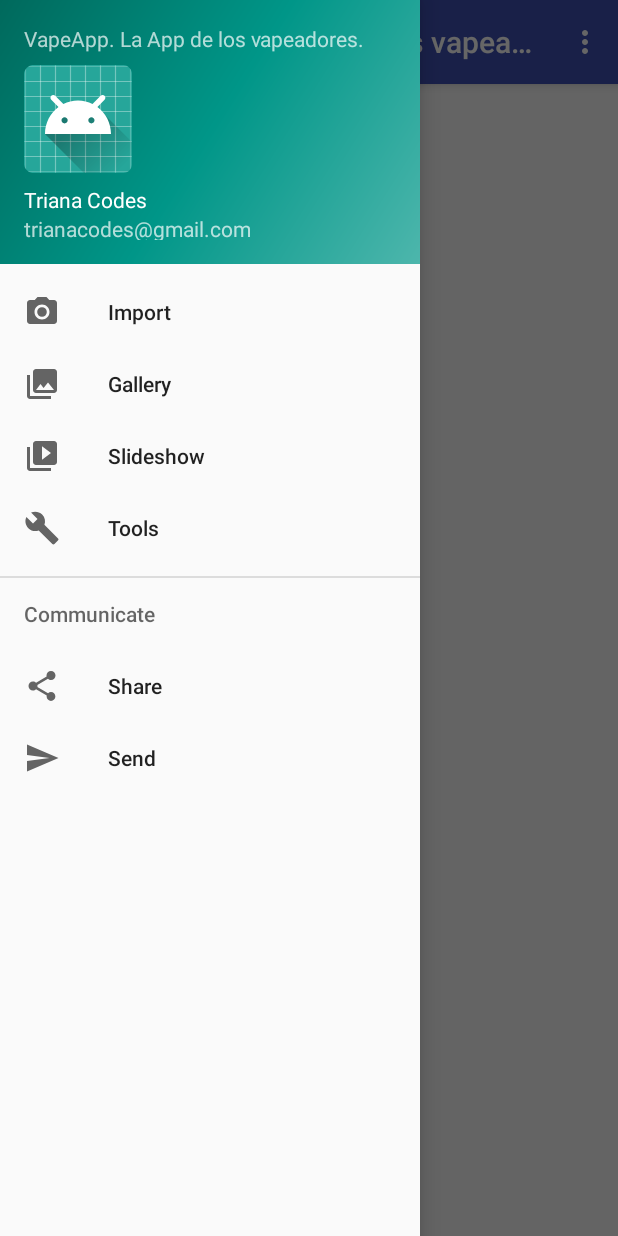
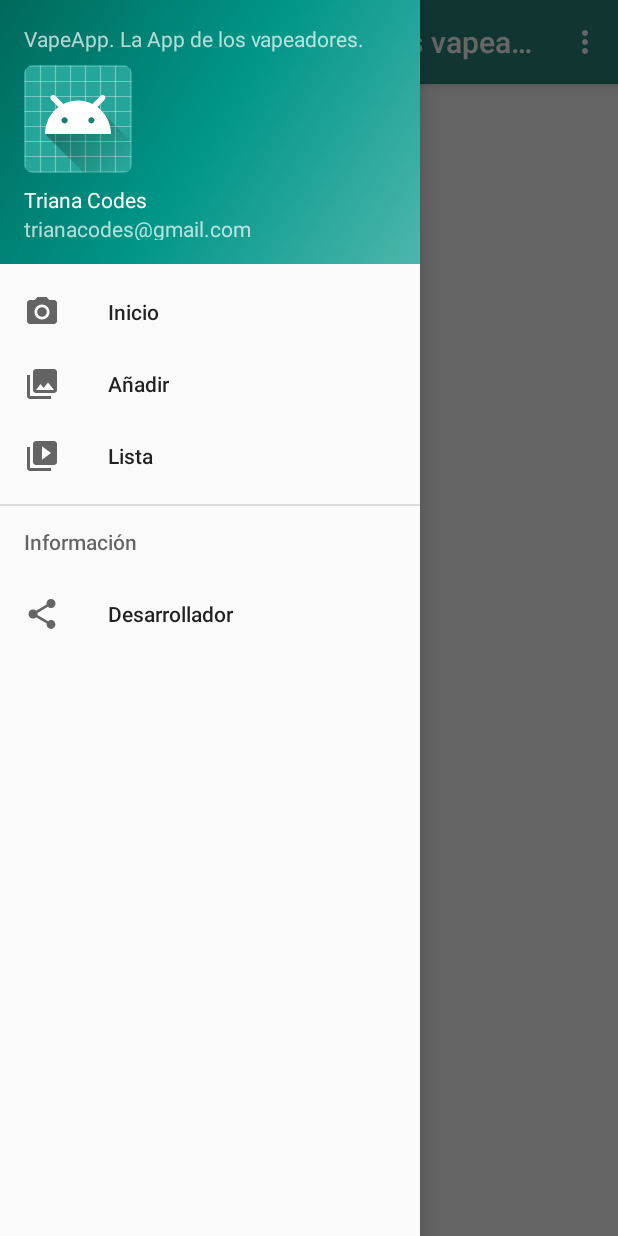
Before and after one commit to Worome/VapeApp, an Android app: the GeneralActivity screen opened directly, with no data from a screen before it, with the side drawer open, on a phone screen of 412 x 824 dp. Run offline under Robolectric (Android 15) with nearby library versions, the phone set to English and light mode, and no system bars.

Commit message:
Inicio IU

```diff
--- /dev/null
+++ b/app/src/main/java/com/trianacodes/script/vapeapp/fragments/AromaNuevoFragment.java
@@ -0,0 +1,109 @@
+package com.trianacodes.script.vapeapp.fragments;
+
+import android.content.Context;
+import android.net.Uri;
+import android.os.Bundle;
+import android.app.Fragment;
+import android.view.LayoutInflater;
+import android.view.View;
+import android.view.ViewGroup;
+
+import com.trianacodes.script.vapeapp.R;
+
+/**
+ * A simple {@link Fragment} subclass.
+ * Activities that contain this fragment must implement the
+ * {@link AromaNuevoFragment.OnFragmentInteractionListener} interface
+ * to handle interaction events.
+ * Use the {@link AromaNuevoFragment#newInstance} factory method to
+ * create an instance of this fragment.
+ */
+public class AromaNuevoFragment extends Fragment {
+    // TODO: Rename parameter arguments, choose names that match
+    // the fragment initialization parameters, e.g. ARG_ITEM_NUMBER
+    private static final String ARG_PARAM1 = "param1";
+    private static final String ARG_PARAM2 = "param2";
+
+    // TODO: Rename and change types of parameters
+    private String mParam1;
+    private String mParam2;
+
+    private OnFragmentInteractionListener mListener;
+
+    public AromaNuevoFragment() {
+        // Required empty public constructor
+    }
+
+    /**
+     * Use this factory method to create a new instance of
+     * this fragment using the provided parameters.
+     *
+     * @param param1 Parameter 1.
+     * @param param2 Parameter 2.
+     * @return A new instance of fragment AromaNuevoFragment.
+     */
+    // TODO: Rename and change types and number of parameters
+    public static AromaNuevoFragment newInstance(String param1, String param2) {
+        AromaNuevoFragment fragment = new AromaNuevoFragment();
+        Bundle args = new Bundle();
+        args.putString(ARG_PARAM1, param1);
+        args.putString(ARG_PARAM2, param2);
+        fragment.setArguments(args);
+        return fragment;
+    }
+
+    @Override
+    public void onCreate(Bundle savedInstanceState) {
+        super.onCreate(savedInstanceState);
+        if (getArguments() != null) {
+            mParam1 = getArguments().getString(ARG_PARAM1);
+            mParam2 = getArguments().getString(ARG_PARAM2);
+        }
+    }
+
+    @Override
+    public View onCreateView(LayoutInflater inflater, ViewGroup container,
+                             Bundle savedInstanceState) {
+        // Inflate the layout for this fragment
+        return inflater.inflate(R.layout.fragment_aroma_nuevo, container, false);
+    }
+
+    // TODO: Rename method, update argument and hook method into UI event
+    public void onButtonPressed(Uri uri) {
+        if (mListener != null) {
+            mListener.onFragmentInteraction(uri);
+        }
+    }
+
+    @Override
+    public void onAttach(Context context) {
+        super.onAttach(context);
+        if (context instanceof OnFragmentInteractionListener) {
+            mListener = (OnFragmentInteractionListener) context;
+        } else {
+            throw new RuntimeException(context.toString()
+                    + " must implement OnFragmentInteractionListener");
+        }
+    }
+
+    @Override
+    public void onDetach() {
+        super.onDetach();
+        mListener = null;
+    }
+
+    /**
+     * This interface must be implemented by activities that contain this
+     * fragment to allow an interaction in this fragment to be communicated
+     * to the activity and potentially other fragments contained in that
+     * activity.
+     * <p>
+     * See the Android Training lesson <a href=
+     * "http://developer.android.com/training/basics/fragments/communicating.html"
+     * >Communicating with Other Fragments</a> for more information.
+     */
+    public interface OnFragmentInteractionListener {
+        // TODO: Update argument type and name
+        void onFragmentInteraction(Uri uri);
+    }
+}
--- /dev/null
+++ b/app/src/main/java/com/trianacodes/script/vapeapp/interfaces/fragmentos.java
@@ -0,0 +1,6 @@
+package com.trianacodes.script.vapeapp.interfaces;
+
+import com.trianacodes.script.vapeapp.fragments.AromaNuevoFragment;
+
+public interface fragmentos extends AromaNuevoFragment.OnFragmentInteractionListener {
+}
--- a/app/src/main/res/menu/activity_general_drawer.xml
+++ b/app/src/main/res/menu/activity_general_drawer.xml
@@ -5,33 +5,25 @@
 
     <group android:checkableBehavior="single">
         <item
-            android:id="@+id/nav_camera"
+            android:id="@+id/nav_inicio"
             android:icon="@drawable/ic_menu_camera"
-            android:title="Import" />
+            android:title="@string/opcion_menu_1" />
         <item
-            android:id="@+id/nav_gallery"
+            android:id="@+id/nav_nuevo"
             android:icon="@drawable/ic_menu_gallery"
-            android:title="Gallery" />
+            android:title="@string/opcion_menu_2" />
         <item
-            android:id="@+id/nav_slideshow"
+            android:id="@+id/nav_consulta"
             android:icon="@drawable/ic_menu_slideshow"
-            android:title="Slideshow" />
-        <item
-            android:id="@+id/nav_manage"
-            android:icon="@drawable/ic_menu_manage"
-            android:title="Tools" />
+            android:title="@string/opcion_menu_3" />
     </group>
 
-    <item android:title="Communicate">
+    <item android:title="@string/submenu">
         <menu>
             <item
-                android:id="@+id/nav_share"
+                android:id="@+id/nav_info"
                 android:icon="@drawable/ic_menu_share"
-                android:title="Share" />
-            <item
-                android:id="@+id/nav_send"
-                android:icon="@drawable/ic_menu_send"
-                android:title="Send" />
+                android:title="@string/opcion_submenu_1" />
         </menu>
     </item>
 
--- a/app/src/main/res/values/colors.xml
+++ b/app/src/main/res/values/colors.xml
@@ -3,4 +3,5 @@
     <color name="colorPrimary">#3F51B5</color>
     <color name="colorPrimaryDark">#303F9F</color>
     <color name="colorAccent">#FF4081</color>
+    <color name="barra">#2b887e</color>
 </resources>
--- a/app/src/main/res/values/strings.xml
+++ b/app/src/main/res/values/strings.xml
@@ -34,6 +34,11 @@
     <string name="nombre_blanco">El nombre del aroma no puede estar en blanco</string>
     <string name="marca_blanco">La marca del aroma no puede estar en blanco.</string>
     <string name="descripcion_botones_inicio">Botones del activity de inicio</string>
+    <string name="opcion_menu_1">Inicio</string>
+    <string name="opcion_menu_2">Añadir</string>
+    <string name="opcion_menu_3">Lista</string>
+    <string name="submenu">Información</string>
+    <string name="opcion_submenu_1">Desarrollador</string>
 
     <string-array name="tipos">
 
@@ -46,4 +51,7 @@
 
     </string-array>
 
+    <!-- TODO: Remove or change this placeholder text -->
+    <string name="hello_blank_fragment">Hello blank fragment</string>
+
 </resources>
--- a/app/src/main/res/values/styles.xml
+++ b/app/src/main/res/values/styles.xml
@@ -3,7 +3,7 @@
     <!-- Base application theme. -->
     <style name="AppTheme" parent="Base.Theme.AppCompat.Light.DarkActionBar">
         <!-- Customize your theme here. -->
-        <item name="colorPrimary">@color/colorPrimary</item>
+        <item name="colorPrimary">@color/barra</item>
         <item name="colorPrimaryDark">@color/colorPrimaryDark</item>
         <item name="colorAccent">@color/colorAccent</item>
     </style>
```
Also changed, not shown: app/src/main/java/com/trianacodes/script/vapeapp/actividades/GeneralActivity.java (+12 -9 lines), app/src/main/res/layout/content_general.xml (+8 -7 lines), app/src/main/res/layout/fragment_aroma_nuevo.xml (added, +14 -0 lines).
